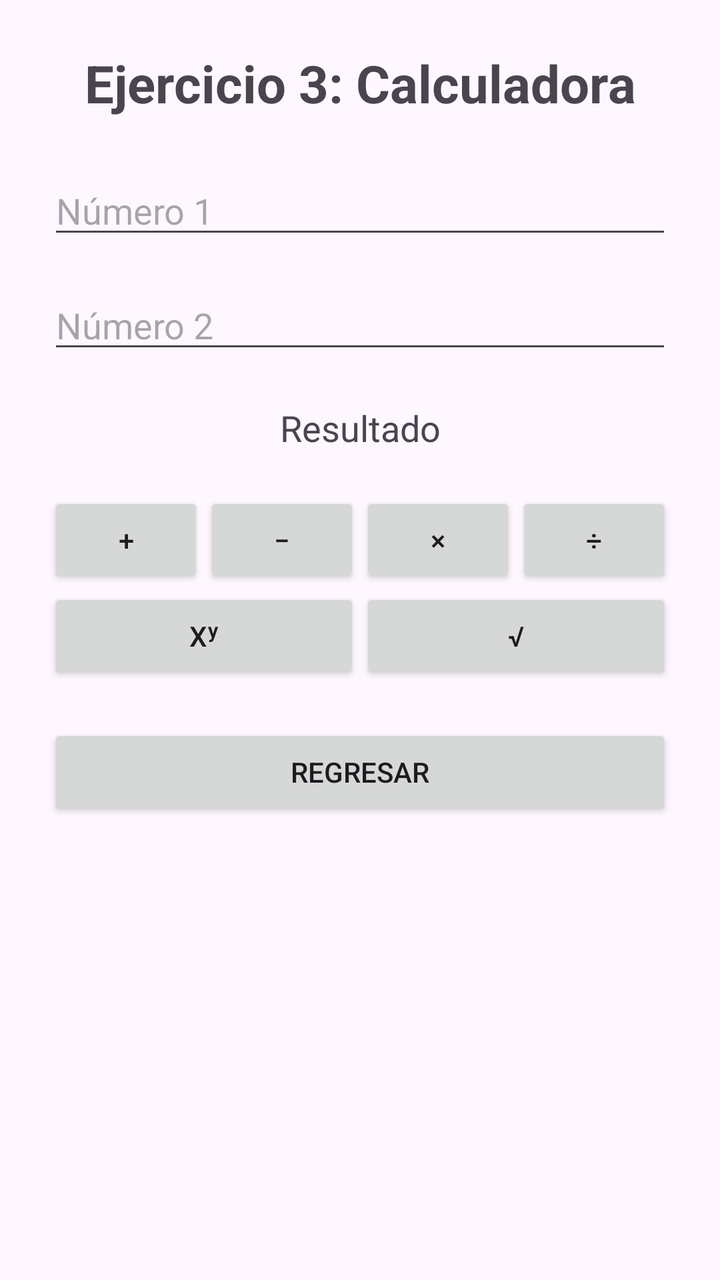
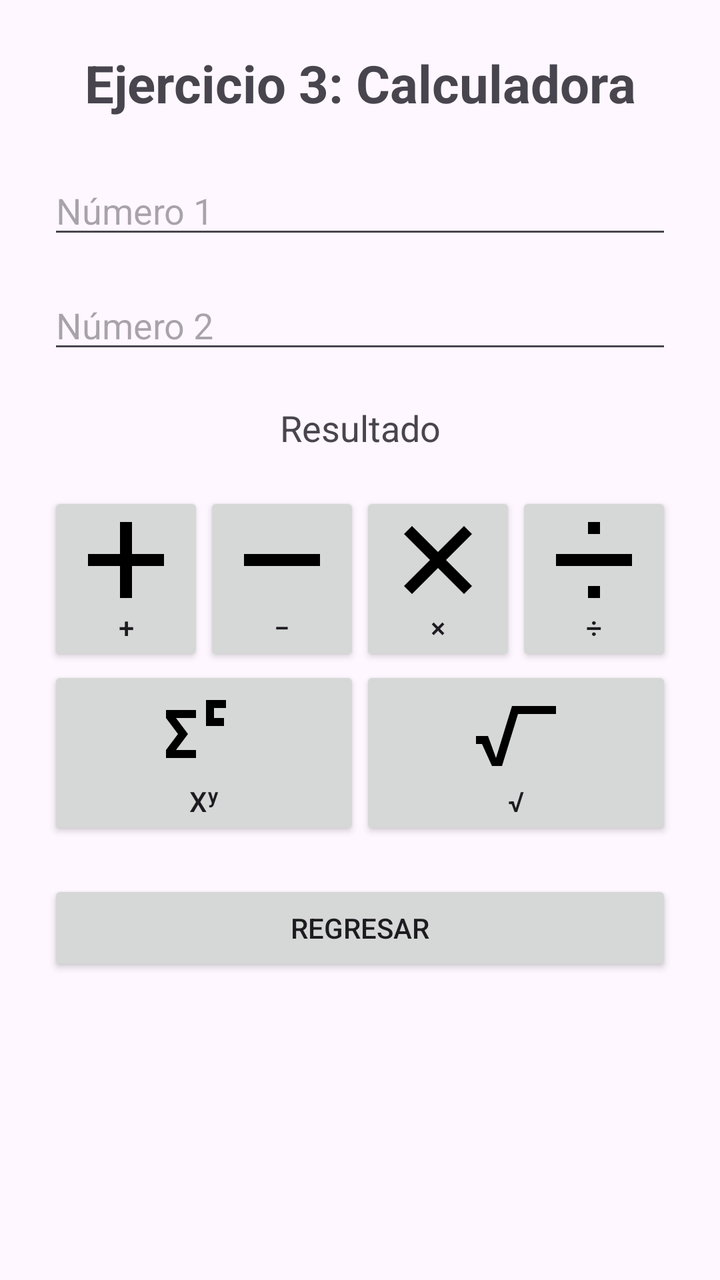

Compare the two renders of this Android layout. The source of the first and the diff that turns it into the second are given below.
<!-- AndroidManifest.xml: application theme Theme.DesafioPractico -->
<!-- res/layout/activity_calculadora.xml -->
<?xml version="1.0" encoding="utf-8"?>
<LinearLayout
    xmlns:android="http://schemas.android.com/apk/res/android"
    android:layout_width="match_parent"
    android:layout_height="match_parent"
    android:orientation="vertical"
    android:padding="@dimen/margen_principal">

    <TextView
        android:id="@+id/tvTituloCalculadora"
        android:layout_width="match_parent"
        android:layout_height="wrap_content"
        android:text="@string/titulo_calculadora"
        android:textSize="@dimen/texto_titulo"
        android:textStyle="bold"
        android:gravity="center"
        android:layout_marginBottom="@dimen/margen_titulo" />

    <EditText
        android:id="@+id/etNumero1"
        android:layout_width="match_parent"
        android:layout_height="wrap_content"
        android:hint="@string/numero_1"
        android:inputType="numberDecimal|numberSigned"
        android:layout_marginBottom="@dimen/margen_campo" />

    <EditText
        android:id="@+id/etNumero2"
        android:layout_width="match_parent"
        android:layout_height="wrap_content"
        android:hint="@string/numero_2"
        android:inputType="numberDecimal|numberSigned"
        android:layout_marginBottom="@dimen/margen_resultado" />

    <TextView
        android:id="@+id/tvResultadoCalculadora"
        android:layout_width="match_parent"
        android:layout_height="wrap_content"
        android:text="@string/resultado_calculadora"
        android:textSize="@dimen/texto_resultado"
        android:gravity="center"
        android:layout_marginBottom="@dimen/margen_resultado" />

    <LinearLayout
        android:layout_width="match_parent"
        android:layout_height="wrap_content"
        android:orientation="horizontal">

        <Button
            android:id="@+id/btnSuma"
            android:layout_width="0dp"
            android:layout_height="wrap_content"
            android:layout_weight="1"
            android:text="@string/suma" />

        <Button
            android:id="@+id/btnResta"
            android:layout_width="0dp"
            android:layout_height="wrap_content"
            android:layout_weight="1"
            android:text="@string/resta" />

        <Button
            android:id="@+id/btnMultiplicacion"
            android:layout_width="0dp"
            android:layout_height="wrap_content"
            android:layout_weight="1"
            android:text="@string/multiplicacion" />

        <Button
            android:id="@+id/btnDivision"
            android:layout_width="0dp"
            android:layout_height="wrap_content"
            android:layout_weight="1"
            android:text="@string/division" />

    </LinearLayout>

    <LinearLayout
        android:layout_width="match_parent"
        android:layout_height="wrap_content"
        android:orientation="horizontal">

        <Button
            android:id="@+id/btnExponente"
            android:layout_width="0dp"
            android:layout_height="wrap_content"
            android:layout_weight="1"
            android:text="@string/exponente" />

        <Button
            android:id="@+id/btnRaiz"
            android:layout_width="0dp"
            android:layout_height="wrap_content"
            android:layout_weight="1"
            android:text="@string/raiz" />

    </LinearLayout>

    <Button
        android:id="@+id/btnRegresarCalculadora"
        android:layout_width="match_parent"
        android:layout_height="wrap_content"
        android:text="@string/regresar"
        android:layout_marginTop="@dimen/margen_resultado" />

</LinearLayout>
<!-- resources referenced by this layout -->
<resources>
  <dimen name="margen_campo">16dp</dimen>
  <dimen name="margen_principal">24dp</dimen>
  <dimen name="margen_resultado">20dp</dimen>
  <dimen name="margen_titulo">24dp</dimen>
  <dimen name="texto_resultado">18sp</dimen>
  <dimen name="texto_titulo">26sp</dimen>
  <string name="division">÷</string>
  <string name="exponente">xʸ</string>
  <string name="multiplicacion">×</string>
  <string name="numero_1">Número 1</string>
  <string name="numero_2">Número 2</string>
  <string name="raiz">√</string>
  <string name="regresar">Regresar</string>
  <string name="resta">−</string>
  <string name="resultado_calculadora">Resultado</string>
  <string name="suma">+</string>
  <string name="titulo_calculadora">Ejercicio 3: Calculadora</string>
  <style name="Theme.DesafioPractico" parent="Base.Theme.DesafioPractico" />
  <style name="Base.Theme.DesafioPractico" parent="Theme.Material3.DayNight.NoActionBar">
          
          
      </style>
</resources>

<!-- the commit's change to res/layout/activity_calculadora.xml (unified diff, before → after) -->
@@ -51,28 +51,36 @@
             android:layout_width="0dp"
             android:layout_height="wrap_content"
             android:layout_weight="1"
-            android:text="@string/suma" />
+            android:text="@string/suma"
+            android:drawableTop="@drawable/ic_suma"
+            android:contentDescription="@string/suma" />
 
         <Button
             android:id="@+id/btnResta"
             android:layout_width="0dp"
             android:layout_height="wrap_content"
             android:layout_weight="1"
-            android:text="@string/resta" />
+            android:text="@string/resta"
+            android:drawableTop="@drawable/ic_resta"
+            android:contentDescription="@string/resta" />
 
         <Button
             android:id="@+id/btnMultiplicacion"
             android:layout_width="0dp"
             android:layout_height="wrap_content"
             android:layout_weight="1"
-            android:text="@string/multiplicacion" />
+            android:text="@string/multiplicacion"
+            android:drawableTop="@drawable/ic_multiplicacion"
+            android:contentDescription="@string/multiplicacion" />
 
         <Button
             android:id="@+id/btnDivision"
             android:layout_width="0dp"
             android:layout_height="wrap_content"
             android:layout_weight="1"
-            android:text="@string/division" />
+            android:text="@string/division"
+            android:drawableTop="@drawable/ic_division"
+            android:contentDescription="@string/division" />
 
     </LinearLayout>
 
@@ -86,14 +94,18 @@
             android:layout_width="0dp"
             android:layout_height="wrap_content"
             android:layout_weight="1"
-            android:text="@string/exponente" />
+            android:text="@string/exponente"
+            android:drawableTop="@drawable/ic_exponente"
+            android:contentDescription="@string/exponente" />
 
         <Button
             android:id="@+id/btnRaiz"
             android:layout_width="0dp"
             android:layout_height="wrap_content"
             android:layout_weight="1"
-            android:text="@string/raiz" />
+            android:text="@string/raiz"
+            android:drawableTop="@drawable/ic_raiz"
+            android:contentDescription="@string/raiz" />
 
     </LinearLayout>
 
<!-- resource entries referenced after the edit -->
@@ -6,6 +6,82 @@
   <dimen name="margen_titulo">24dp</dimen>
   <dimen name="texto_resultado">18sp</dimen>
   <dimen name="texto_titulo">26sp</dimen>
+  <!-- drawable ic_division (drawable) -->
+  <vector xmlns:android="http://schemas.android.com/apk/res/android"
+      android:width="48dp"
+      android:height="48dp"
+      android:viewportWidth="48"
+      android:viewportHeight="48">
+  
+      <path
+          android:fillColor="#000000"
+          android:pathData="M21,5 L27,5 L27,11 L21,11 Z M5,21 L43,21 L43,27 L5,27 Z M21,37 L27,37 L27,43 L21,43 Z" />
+  
+  </vector>
+  <!-- drawable ic_exponente (drawable) -->
+  <vector xmlns:android="http://schemas.android.com/apk/res/android"
+      android:width="48dp"
+      android:height="48dp"
+      android:viewportWidth="48"
+      android:viewportHeight="48">
+  
+      <path
+          android:fillColor="#000000"
+          android:pathData="M5,12 L20,12 L20,16 L10,16 L16,24 L10,32 L20,32 L20,36 L5,36 L5,32 L11,24 L5,16 Z" />
+  
+      <path
+          android:fillColor="#000000"
+          android:pathData="M25,7 L35,7 L35,11 L29,11 L29,16 L34,16 L34,20 L25,20 Z" />
+  
+  </vector>
+  <!-- drawable ic_multiplicacion (drawable) -->
+  <vector xmlns:android="http://schemas.android.com/apk/res/android"
+      android:width="48dp"
+      android:height="48dp"
+      android:viewportWidth="48"
+      android:viewportHeight="48">
+  
+      <path
+          android:fillColor="#000000"
+          android:pathData="M11,7 L24,20 L37,7 L41,11 L28,24 L41,37 L37,41 L24,28 L11,41 L7,37 L20,24 L7,11 Z" />
+  
+  </vector>
+  <!-- drawable ic_raiz (drawable) -->
+  <vector xmlns:android="http://schemas.android.com/apk/res/android"
+      android:width="48dp"
+      android:height="48dp"
+      android:viewportWidth="48"
+      android:viewportHeight="48">
+  
+      <path
+          android:fillColor="#000000"
+          android:pathData="M4,25 L10,25 L14,36 L22,10 L44,10 L44,14 L25,14 L17,40 L12,40 L7,29 L4,29 Z" />
+  
+  </vector>
+  <!-- drawable ic_resta (drawable) -->
+  <vector xmlns:android="http://schemas.android.com/apk/res/android"
+      android:width="48dp"
+      android:height="48dp"
+      android:viewportWidth="48"
+      android:viewportHeight="48">
+  
+      <path
+          android:fillColor="#000000"
+          android:pathData="M5,21 L43,21 L43,27 L5,27 Z" />
+  
+  </vector>
+  <!-- drawable ic_suma (drawable) -->
+  <vector xmlns:android="http://schemas.android.com/apk/res/android"
+      android:width="48dp"
+      android:height="48dp"
+      android:viewportWidth="48"
+      android:viewportHeight="48">
+  
+      <path
+          android:fillColor="#000000"
+          android:pathData="M21,5 L27,5 L27,21 L43,21 L43,27 L27,27 L27,43 L21,43 L21,27 L5,27 L5,21 L21,21 Z" />
+  
+  </vector>
   <string name="division">÷</string>
   <string name="exponente">xʸ</string>
   <string name="multiplicacion">×</string>
